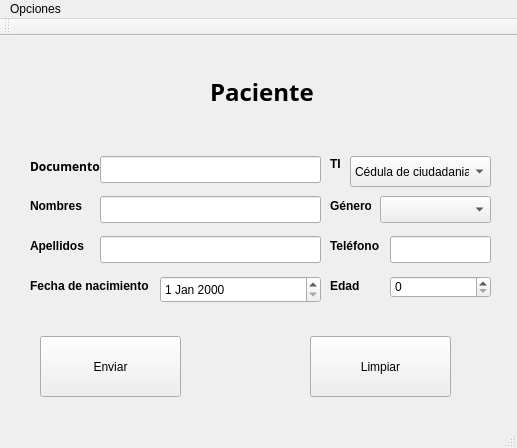
First picture: the form in Vista/agregarpaciente.ui, repository Lufedi/DABM-Bitalino, before the edit.
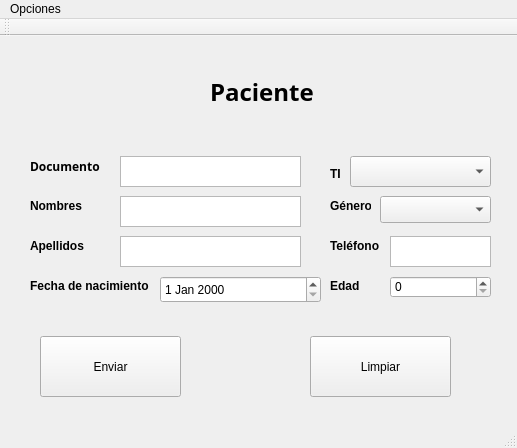
Second picture: the form after the edit.

Patch:
```diff
--- a/Vista/agregarpaciente.ui
+++ b/Vista/agregarpaciente.ui
@@ -27,16 +27,6 @@
      <string>Enviar</string>
     </property>
    </widget>
-   <widget class="QLineEdit" name="idp">
-    <property name="geometry">
-     <rect>
-      <x>100</x>
-      <y>120</y>
-      <width>221</width>
-      <height>27</height>
-     </rect>
-    </property>
-   </widget>
    <widget class="QLabel" name="label">
     <property name="geometry">
      <rect>
@@ -82,7 +72,7 @@
     <property name="geometry">
      <rect>
       <x>330</x>
-      <y>120</y>
+      <y>130</y>
       <width>21</width>
       <height>16</height>
      </rect>
@@ -116,16 +106,6 @@
      <string>Nombres</string>
     </property>
    </widget>
-   <widget class="QLineEdit" name="name">
-    <property name="geometry">
-     <rect>
-      <x>100</x>
-      <y>160</y>
-      <width>221</width>
-      <height>27</height>
-     </rect>
-    </property>
-   </widget>
    <widget class="QLabel" name="label_5">
     <property name="geometry">
      <rect>
@@ -145,16 +125,6 @@
      <string>Apellidos</string>
     </property>
    </widget>
-   <widget class="QLineEdit" name="lastname">
-    <property name="geometry">
-     <rect>
-      <x>100</x>
-      <y>200</y>
-      <width>221</width>
-      <height>27</height>
-     </rect>
-    </property>
-   </widget>
    <widget class="QLabel" name="label_6">
     <property name="geometry">
      <rect>
@@ -222,24 +192,6 @@
       <height>31</height>
      </rect>
     </property>
-    <item>
-     <property name="text">
-      <string>Cédula de ciudadania</string>
-     </property>
-    </item>
-   </widget>
-   <widget class="QLineEdit" name="phone">
-    <property name="geometry">
-     <rect>
-      <x>390</x>
-      <y>200</y>
-      <width>101</width>
-      <height>27</height>
-     </rect>
-    </property>
-    <property name="text">
-     <string/>
-    </property>
    </widget>
    <widget class="QLabel" name="label_8">
     <property name="geometry">
@@ -302,6 +254,46 @@
      <string>Limpiar</string>
     </property>
    </widget>
+   <widget class="QTextEdit" name="idp">
+    <property name="geometry">
+     <rect>
+      <x>120</x>
+      <y>120</y>
+      <width>181</width>
+      <height>31</height>
+     </rect>
+    </property>
+   </widget>
+   <widget class="QTextEdit" name="name">
+    <property name="geometry">
+     <rect>
+      <x>120</x>
+      <y>160</y>
+      <width>181</width>
+      <height>31</height>
+     </rect>
+    </property>
+   </widget>
+   <widget class="QTextEdit" name="last">
+    <property name="geometry">
+     <rect>
+      <x>120</x>
+      <y>200</y>
+      <width>181</width>
+      <height>31</height>
+     </rect>
+    </property>
+   </widget>
+   <widget class="QTextEdit" name="phone">
+    <property name="geometry">
+     <rect>
+      <x>390</x>
+      <y>200</y>
+      <width>101</width>
+      <height>31</height>
+     </rect>
+    </property>
+   </widget>
   </widget>
   <widget class="QToolBar" name="mainToolBar">
    <attribute name="toolBarArea">
```
Left out of the diff: 2 changed lines with no effect on the pictures.
